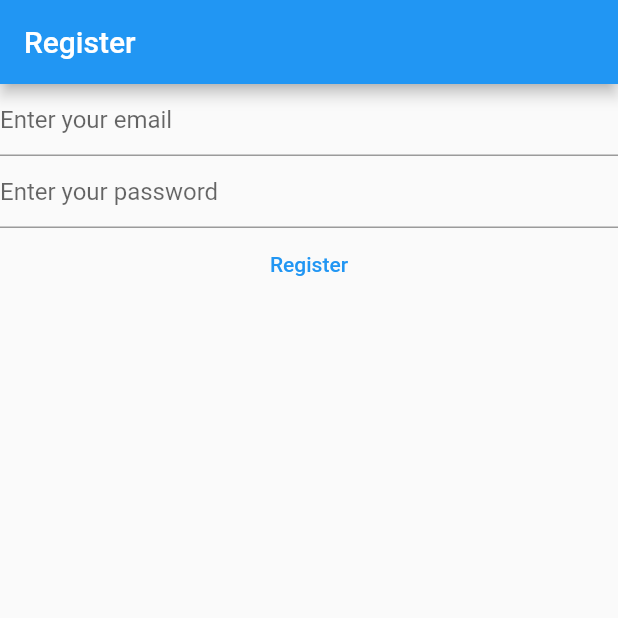
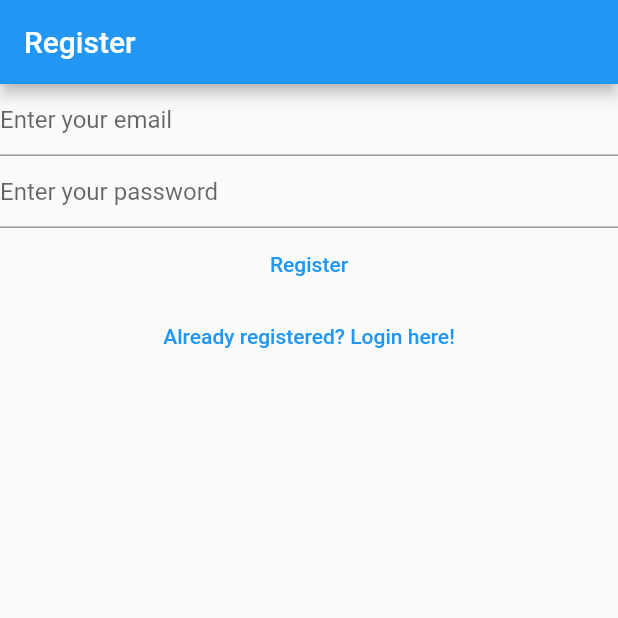
Before and after one commit to Divyanshu-Rout/mynotes, a Flutter app: the screen it shows after launch, after a tap on "Not Registered yet ? Register here!", on a phone screen of 412 x 824 dp, the top half of it. Run offline on Flutter 3.47's test engine with Material 2 defaults, Android fonts, the phone set to English and light mode, and no system bars; our stand-ins replace firebase_auth, firebase_core; accounts and stored records are empty; network calls fail.

Commit message:
constants

```diff
--- /dev/null
+++ b/lib/constants/routes.dart
@@ -0,0 +1,3 @@
+const loginRoute = '/login/';
+const registerRoute = '/register/';
+const notesRoute = '/notes/';
--- a/lib/main.dart
+++ b/lib/main.dart
@@ -1,11 +1,12 @@
 import 'package:firebase_auth/firebase_auth.dart';
 import 'package:firebase_core/firebase_core.dart';
 import 'package:flutter/material.dart';
+import 'package:mynotes/constants/routes.dart';
 import 'package:mynotes/firebase_options.dart';
 import 'package:mynotes/views/login_view.dart';
 import 'package:mynotes/views/register_view.dart';
 import 'package:mynotes/views/verify_email_view.dart';
-import 'dart:developer' as devtools show log;
+// import 'dart:developer' as devtools show log;
 
 void main() {
   runApp(MaterialApp(
@@ -15,9 +16,9 @@ void main() {
       ),
       home: const HomePage(),
       routes: {
-        '/login/': (context) => const LoginView(),
-        '/register/': (context) => const RegisterView(),
-        '/notes/': (context) => const NotesView(),
+        loginRoute: (context) => const LoginView(),
+        registerRoute: (context) => const RegisterView(),
+        notesRoute: (context) => const NotesView(),
       }));
 }
 
@@ -74,7 +75,7 @@ class _NotesViewState extends State<NotesView> {
                   if (shouldLogout) {
                     await FirebaseAuth.instance.signOut();
                     Navigator.of(context)
-                        .pushNamedAndRemoveUntil('/login/', (_) => false);
+                        .pushNamedAndRemoveUntil(loginRoute, (_) => false);
                   }
               }
             }, itemBuilder: (context) {
--- a/lib/views/login_view.dart
+++ b/lib/views/login_view.dart
@@ -1,6 +1,8 @@
 import 'package:firebase_auth/firebase_auth.dart';
 import 'package:flutter/material.dart';
 import 'dart:developer' as devtools show log;
+
+import 'package:mynotes/constants/routes.dart';
 
 class LoginView extends StatefulWidget {
   const LoginView({Key? key}) : super(key: key);
@@ -59,7 +61,7 @@ class _LoginViewState extends State<LoginView> {
                   password: password,
                 );
                 Navigator.of(context).pushNamedAndRemoveUntil(
-                  '/notes/',
+                  notesRoute,
                   (route) => false,
                 );
               } on FirebaseAuthException catch (e) {
@@ -78,7 +80,7 @@ class _LoginViewState extends State<LoginView> {
           TextButton(
             onPressed: () {
               Navigator.of(context)
-                  .pushNamedAndRemoveUntil(('/register/'), (route) => false);
+                  .pushNamedAndRemoveUntil((registerRoute), (route) => false);
             },
             child: const Text('Not Registered yet ? Register here!'),
           )
--- a/lib/views/register_view.dart
+++ b/lib/views/register_view.dart
@@ -1,6 +1,8 @@
 import 'package:firebase_auth/firebase_auth.dart';
 import 'package:flutter/material.dart';
 import 'dart:developer' as devtools show log;
+
+import 'package:mynotes/constants/routes.dart';
 
 class RegisterView extends StatefulWidget {
   const RegisterView({Key? key}) : super(key: key);
@@ -74,6 +76,15 @@ class _RegisterViewState extends State<RegisterView> {
             },
             child: const Text('Register'),
           ),
+          TextButton(
+            onPressed: (() {
+              Navigator.of(context).pushNamedAndRemoveUntil(
+                loginRoute,
+                (route) => false,
+              );
+            }),
+            child: const Text('Already registered? Login here!'),
+          )
         ],
       ),
     );
```
